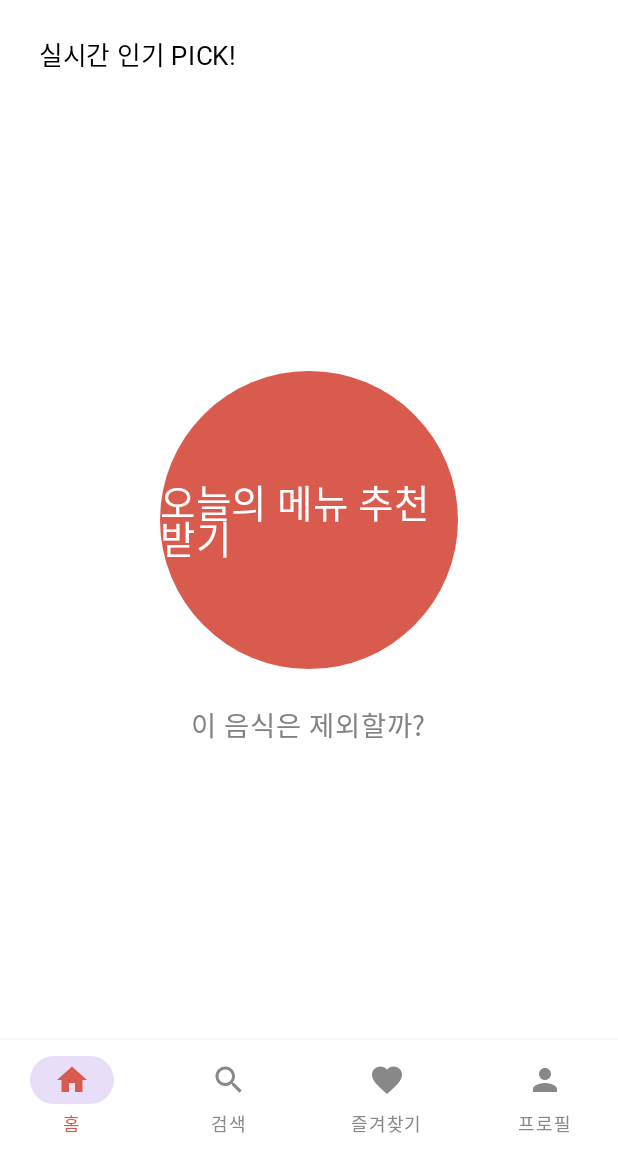
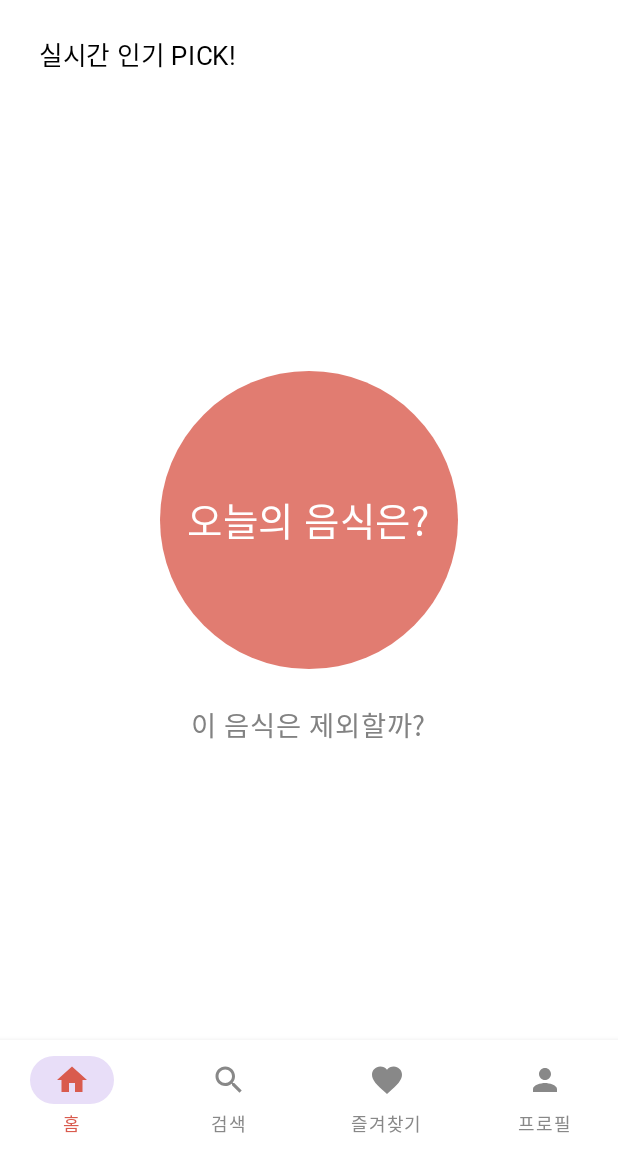
Before and after one commit to hangu26/Meal-Picker, an Android app built with Jetpack Compose: the screen it shows after launch (MainActivity), on a phone screen of 412 x 824 dp, the part 76-1236 px from its top. Run offline under Robolectric (Android 15) with nearby library versions, the phone set to English and light mode, and no system bars; our stand-ins replace Dagger/Hilt's generated code, constraintlayout-compose; Roboto replaces fonts that are not available here.

Commit message:
feat : color, string 데이터 추가

```diff
--- a/app/src/main/res/values/colors.xml
+++ b/app/src/main/res/values/colors.xml
@@ -7,9 +7,10 @@
     <color name="teal_700">#FF018786</color>
     <color name="black">#FF000000</color>
     <color name="white">#FFFFFFFF</color>
-    <color name="btn_recommend_color">#D95B4E</color>
+    <color name="btn_recommend_color">#E17C71</color>
     <color name="btn_recommend_selected_color">#F4CECA</color>
     <color name="nav_click_effect_color">#D95B4E</color>
+    <color name="app_color">#D95B4E</color>
     <color name="tx_exclude_food_color">#828282</color>
     <color name="btn_retry_color">#FFE3DC</color>
     <color name="tx_retry_color">#827470</color>
--- a/app/src/main/res/values/strings.xml
+++ b/app/src/main/res/values/strings.xml
@@ -1,6 +1,6 @@
 <resources>
     <string name="app_name">오늘 뭐 먹어?</string>
-    <string name="tx_btn_recommend">오늘의 메뉴 추천 받기</string>
+    <string name="tx_btn_recommend">오늘의 음식은?</string>
     <string name="tx_exclude_food">이 음식은 제외할까?</string>
     <string name="tx_retry">다시하기</string>
     <string name="tx_good">좋아</string>
@@ -12,5 +12,7 @@
     <string name="tx_western_food">양식</string>
     <string name="tx_fusion_food">퓨전식</string>
     <string name="tx_rank_food">실시간 인기 PICK!</string>
+    <string name="tx_splash_02">당신의 완벽한 한 끼를 찾아드릴게요.</string>
+    <string name="tx_not_this_food">이건 안먹을래</string>
 
 </resources>
```
